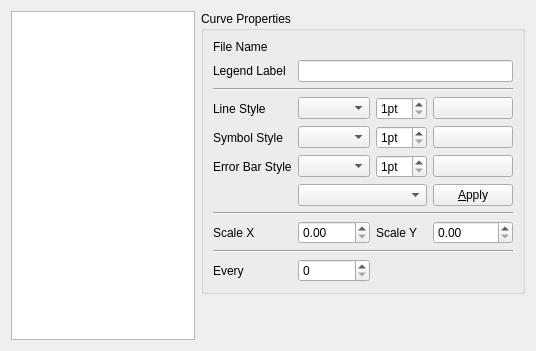
emblsaxs/saxsview, file libsaxsview/saxsview_configpage_curve.ui: the form before one commit.
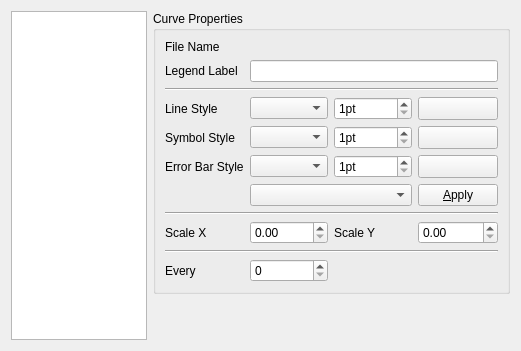
The form after the commit. Custom widgets are drawn as their Qt base class.

Patch:
```diff
--- a/libsaxsview/saxsview_configpage_curve.ui
+++ b/libsaxsview/saxsview_configpage_curve.ui
@@ -6,7 +6,7 @@
    <rect>
     <x>0</x>
     <y>0</y>
-    <width>536</width>
+    <width>521</width>
     <height>351</height>
    </rect>
   </property>
@@ -82,13 +82,6 @@
         </property>
        </widget>
       </item>
-      <item row="3" column="3">
-       <widget class="ColorButton" name="btnLineColor">
-        <property name="text">
-         <string/>
-        </property>
-       </widget>
-      </item>
       <item row="4" column="0">
        <widget class="QLabel" name="lblSymbolStyle">
         <property name="text">
@@ -125,13 +118,6 @@
         </property>
        </widget>
       </item>
-      <item row="4" column="3">
-       <widget class="ColorButton" name="btnSymbolStyleColor">
-        <property name="text">
-         <string/>
-        </property>
-       </widget>
-      </item>
       <item row="5" column="0">
        <widget class="QLabel" name="lblErrorBarStyle">
         <property name="text">
@@ -168,13 +154,6 @@
         </property>
        </widget>
       </item>
-      <item row="5" column="3">
-       <widget class="ColorButton" name="btnErrorBarStyleColor">
-        <property name="text">
-         <string/>
-        </property>
-       </widget>
-      </item>
       <item row="8" column="0" colspan="4">
        <widget class="Line" name="line_2">
         <property name="orientation">
@@ -262,6 +241,81 @@
         </property>
        </widget>
       </item>
+      <item row="5" column="3">
+       <widget class="ColorButton" name="btnErrorBarStyleColor">
+        <property name="sizePolicy">
+         <sizepolicy hsizetype="Preferred" vsizetype="Fixed">
+          <horstretch>0</horstretch>
+          <verstretch>0</verstretch>
+         </sizepolicy>
+        </property>
+        <property name="focusPolicy">
+         <enum>Qt::StrongFocus</enum>
+        </property>
+        <property name="text">
+         <string/>
+        </property>
+        <property name="iconSize">
+         <size>
+          <width>32</width>
+          <height>16</height>
+         </size>
+        </property>
+        <property name="popupMode">
+         <enum>QToolButton::DelayedPopup</enum>
+        </property>
+       </widget>
+      </item>
+      <item row="4" column="3">
+       <widget class="ColorButton" name="btnSymbolStyleColor">
+        <property name="sizePolicy">
+         <sizepolicy hsizetype="Preferred" vsizetype="Fixed">
+          <horstretch>0</horstretch>
+          <verstretch>0</verstretch>
+         </sizepolicy>
+        </property>
+        <property name="focusPolicy">
+         <enum>Qt::StrongFocus</enum>
+        </property>
+        <property name="text">
+         <string/>
+        </property>
+        <property name="iconSize">
+         <size>
+          <width>32</width>
+          <height>16</height>
+         </size>
+        </property>
+        <property name="popupMode">
+         <enum>QToolButton::DelayedPopup</enum>
+        </property>
+       </widget>
+      </item>
+      <item row="3" column="3">
+       <widget class="ColorButton" name="btnLineColor">
+        <property name="sizePolicy">
+         <sizepolicy hsizetype="Preferred" vsizetype="Fixed">
+          <horstretch>0</horstretch>
+          <verstretch>0</verstretch>
+         </sizepolicy>
+        </property>
+        <property name="focusPolicy">
+         <enum>Qt::StrongFocus</enum>
+        </property>
+        <property name="text">
+         <string/>
+        </property>
+        <property name="iconSize">
+         <size>
+          <width>32</width>
+          <height>16</height>
+         </size>
+        </property>
+        <property name="popupMode">
+         <enum>QToolButton::DelayedPopup</enum>
+        </property>
+       </widget>
+      </item>
      </layout>
     </widget>
    </item>
@@ -272,8 +326,8 @@
      </property>
      <property name="sizeHint" stdset="0">
       <size>
-       <width>20</width>
-       <height>30</height>
+       <width>357</width>
+       <height>4</height>
       </size>
      </property>
     </spacer>
@@ -293,7 +347,7 @@
   </customwidget>
   <customwidget>
    <class>ColorButton</class>
-   <extends>QPushButton</extends>
+   <extends>QToolButton</extends>
    <header>saxsview_colorbutton.h</header>
   </customwidget>
  </customwidgets>
```
